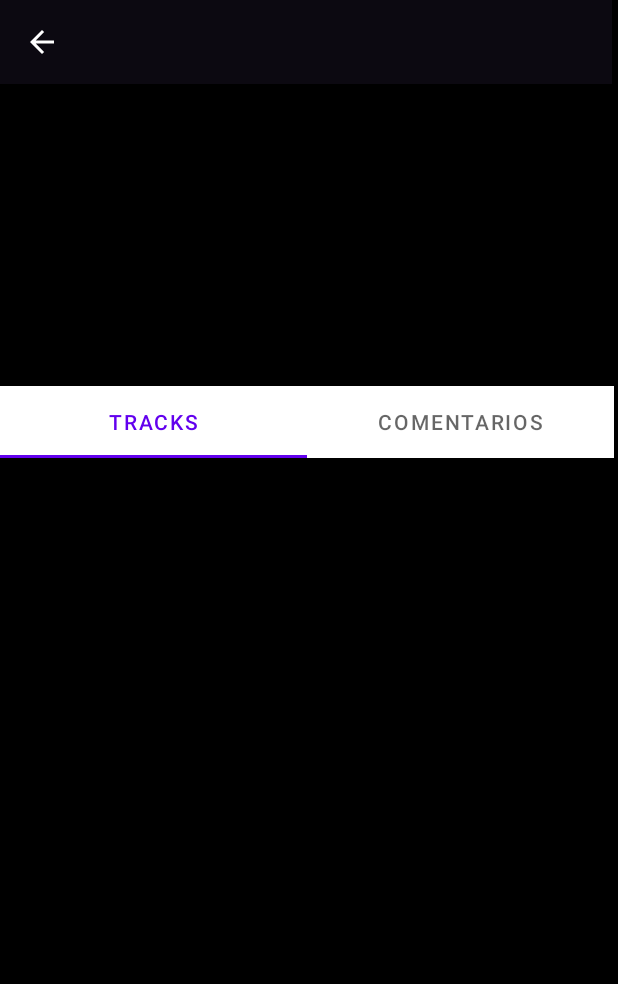
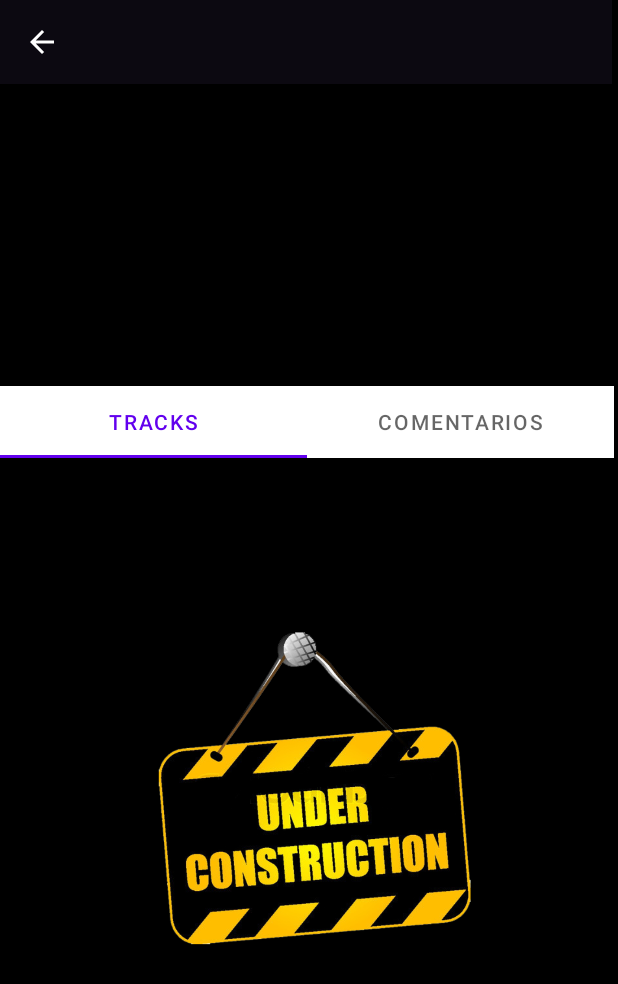
Before and after one commit to carloscastillof/app_moviles_MISO, an Android app: the AlbumsDetailActivity screen opened directly, with no data from a screen before it, on a phone screen of 412 x 824 dp. Shown: the top 984 px of the screen. Run offline under Robolectric (Android 15) with nearby library versions, the phone set to English and light mode, and no system bars; our stand-ins replace Picasso; pictures from the network do not load.

Commit message:
Under Construction image

```diff
--- a/app/src/main/res/layout/activity_detail_album.xml
+++ b/app/src/main/res/layout/activity_detail_album.xml
@@ -90,6 +90,19 @@
 
         </com.google.android.material.tabs.TabLayout>
 
+        <ImageView
+            android:id="@+id/imagenView"
+            android:layout_width="282dp"
+            android:layout_height="252dp"
+            android:layout_alignParentEnd="true"
+            android:layout_marginStart="15dp"
+            android:layout_marginTop="150dp"
+            android:layout_marginEnd="63dp"
+            android:layout_marginBottom="15dp"
+            android:src="@drawable/construction"
+            app:civ_border_color="@color/white"
+            app:civ_border_width="1dp" />
+
         <FrameLayout
             android:id="@+id/tabContent"
             android:layout_width="match_parent"
```
Also changed, not shown: app/src/main/res/drawable/construction.png (added).
